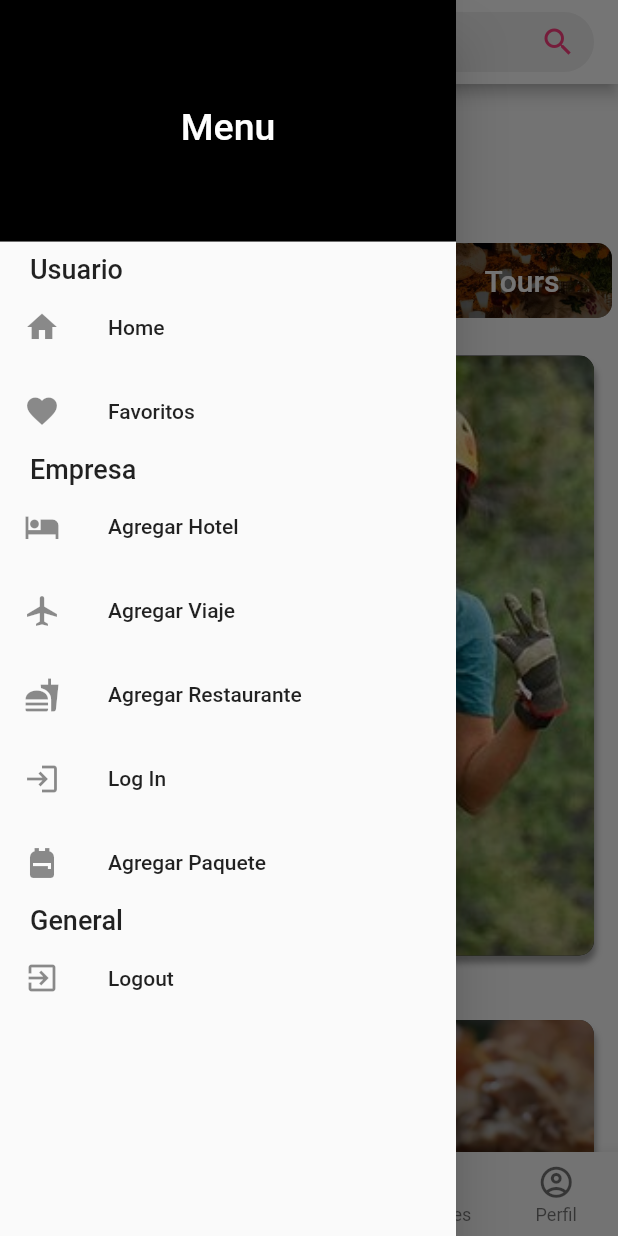
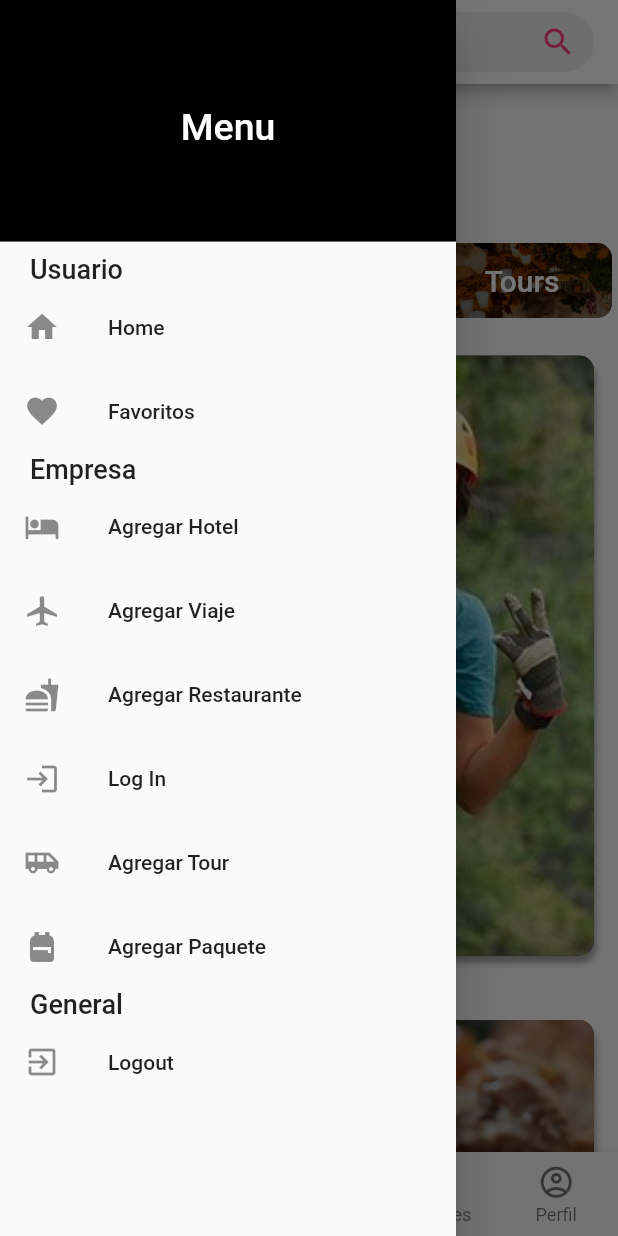
Before and after one commit to Cristian-Miguel/TPM-Turismo, a Flutter app: the screen it shows after launch, with the side drawer open, on a phone screen of 412 x 824 dp. Run offline on Flutter 3.47's test engine with Material 2 defaults, Android fonts, the phone set to English and light mode, and no system bars; our stand-ins replace carousel_slider, responsive_sizer, smooth_page_indicator; missing offline and left inert: flutter_session.

Commit message:
Arreglos entre push

```diff
--- a/ProyectoTPM/lib/barra_inferior/barrainf.dart
+++ b/ProyectoTPM/lib/barra_inferior/barrainf.dart
@@ -123,9 +123,11 @@ class _BarraInferior extends State<BarraInferior>{
                   onTapTapped(6,true),
                   Navigator.of(context).pop(),
                 }
-              leading: Icon(Icons.airport_shuttle_sharp),
-              title: Text('Agregar Tour'),
-              onTap: () => {Navigator.of(context).pop()},
+            ),
+            ListTile(
+                leading: Icon(Icons.airport_shuttle_sharp),
+                title: Text('Agregar Tour'),
+                onTap: () => {Navigator.of(context).pop()},
             ),
             ListTile(
               leading: Icon(Icons.backpack),
--- a/ProyectoTPM/lib/src/LogIn.dart
+++ b/ProyectoTPM/lib/src/LogIn.dart
@@ -36,7 +36,6 @@ class _LogIn extends State<LogIn>{
             ),
           ),
           TextButton(
-            //onPressed: _showDashboardScreen,
             onPressed: _getUser,
             child: Text('Iniciar Sesión'),
             style: ButtonStyle(
--- a/ProyectoTPM/lib/src/perfil.dart
+++ b/ProyectoTPM/lib/src/perfil.dart
@@ -11,12 +11,8 @@ class Perfil extends StatefulWidget{
 }
 
 class _Perfil extends State<Perfil>{
-<<<<<<< HEAD
-
-=======
   final _emailInputTextController = TextEditingController();
   final _passwordInputTextController = TextEditingController();
->>>>>>> 85dab342b6fbf261b333685dbf7692d984367586
   @override
   Widget build(BuildContext context) {
     return Center(
```
Also changed, not shown: ProyectoTPM/pubspec.lock.
